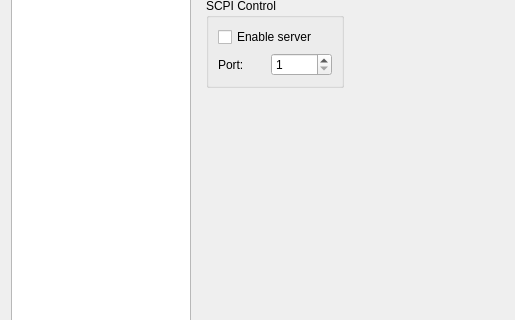
The window that Software/PC_Application/preferencesdialog.ui (jankae/LibreVNA) describes before a commit, drawn with Qt 5; both pictures show x 0 to 515 and y 147 to 467 of the 613 by 794 pixel window.
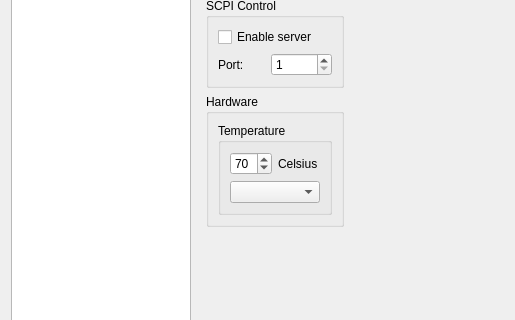
The same window after the commit. Custom widgets are drawn as their Qt base class.

What changed in the file:
```diff
--- a/Software/PC_Application/preferencesdialog.ui
+++ b/Software/PC_Application/preferencesdialog.ui
@@ -624,6 +624,48 @@
                </layout>
               </widget>
              </item>
+             <item>
+              <widget class="QGroupBox" name="groupBox_9">
+               <property name="title">
+                <string>Hardware</string>
+               </property>
+               <layout class="QVBoxLayout" name="verticalLayout_9">
+                <item>
+                 <widget class="QGroupBox" name="groupBox_10">
+                  <property name="title">
+                   <string>Temperature</string>
+                  </property>
+                  <layout class="QVBoxLayout" name="verticalLayout_10">
+                   <item>
+                    <layout class="QHBoxLayout" name="horizontalLayout_8">
+                     <item>
+                      <widget class="QSpinBox" name="GeneralTemperatureWarn_Limit">
+                       <property name="showGroupSeparator" stdset="0">
+                        <bool>false</bool>
+                       </property>
+                       <property name="value">
+                        <number>70</number>
+                       </property>
+                      </widget>
+                     </item>
+                     <item>
+                      <widget class="QLabel" name="label_21">
+                       <property name="text">
+                        <string>Celsius</string>
+                       </property>
+                      </widget>
+                     </item>
+                    </layout>
+                   </item>
+                   <item>
+                    <widget class="QComboBox" name="GeneralTemperatureWarn_Action"/>
+                   </item>
+                  </layout>
+                 </widget>
+                </item>
+               </layout>
+              </widget>
+             </item>
              <item>
               <spacer name="verticalSpacer_3">
                <property name="orientation">
```
